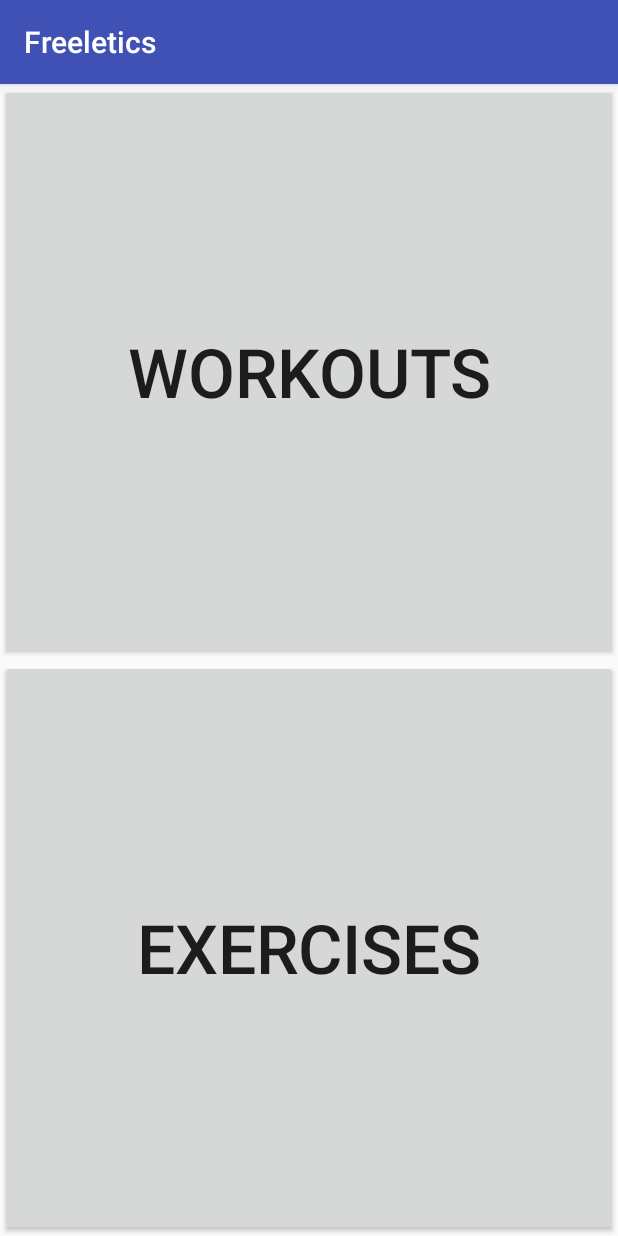
After one commit to DilyanaKirilova/Freeletics-Bodyweight, an Android app: the fragment CategoryFragment shown on its own in the app's theme, on a phone screen of 412 x 824 dp. The commit adds this screen. Run offline under Robolectric (Android 15) with nearby library versions, the phone set to English and light mode, and no system bars.

Commit message:
Facebook login & some fragments

```diff
--- a/app/src/main/AndroidManifest.xml
+++ b/app/src/main/AndroidManifest.xml
@@ -8,6 +8,9 @@
         android:label="@string/app_name"
         android:supportsRtl="true"
         android:theme="@style/AppTheme">
+        <uses-permission android:name="android.permission.INTERNET"/>
+        <meta-data android:name="com.facebook.sdk.ApplicationId" android:value="@string/facebook_app_id"/>
+
         <activity android:name=".MainActivity">
             <intent-filter>
                 <action android:name="android.intent.action.MAIN" />
@@ -15,6 +18,8 @@
                 <category android:name="android.intent.category.LAUNCHER" />
             </intent-filter>
         </activity>
+        <activity android:name=".HomeActivity"></activity>
+
     </application>
 
 </manifest>
--- /dev/null
+++ b/app/src/main/java/com/freeletics/dilyana/freeletics/CategoryFragment.java
@@ -0,0 +1,62 @@
+package com.freeletics.dilyana.freeletics;
+
+
+import android.os.Bundle;
+import android.support.v4.app.Fragment;
+import android.view.LayoutInflater;
+import android.view.View;
+import android.view.ViewGroup;
+import android.widget.Button;
+
+import com.freeletics.dilyana.freeletics.model.User;
+
+
+/**
+ * A simple {@link Fragment} subclass.
+ */
+public class CategoryFragment extends Fragment {
+
+
+    private Button workoutsButton;
+    private Button exercisesButton;
+
+
+    public interface FragmentChange{
+        public void replaceFragment(Fragment f);
+    }
+
+
+    @Override
+    public View onCreateView(LayoutInflater inflater, ViewGroup container,
+                             Bundle savedInstanceState) {
+        View root = inflater.inflate(R.layout.fragment_category, container, false);
+        workoutsButton = (Button) root.findViewById(R.id.workouts_button);
+        exercisesButton = (Button) root.findViewById(R.id.exercises_button);
+
+        workoutsButton.setOnClickListener(new View.OnClickListener() {
+            @Override
+            public void onClick(View v) {
+                //create new fragment
+                //Fragment fr=new FregmentN();
+                //interface`s instance
+                FragmentChange fc=(FragmentChange)getActivity();
+                //fc.replaceFragment(fr);
+            }
+        });
+
+        exercisesButton.setOnClickListener(new View.OnClickListener() {
+            @Override
+            public void onClick(View v) {
+                //create new fragment
+                // Fragment fr=new FregmentN();
+                //interface`s instance
+                FragmentChange fc=(FragmentChange)getActivity();
+                //method in FragmentChangeListener Interface
+                //fc.replaceFragment(fr);
+            }
+        });
+
+        return root;
+    }
+
+}
--- a/app/src/main/java/com/freeletics/dilyana/freeletics/model/User.java
+++ b/app/src/main/java/com/freeletics/dilyana/freeletics/model/User.java
@@ -63,4 +63,8 @@ public class User {
     public String getEmail() {
         return email;
     }
+
+    public String getPassword() {
+        return password;
+    }
 }
--- a/app/src/main/res/layout/activity_main.xml
+++ b/app/src/main/res/layout/activity_main.xml
@@ -10,8 +10,5 @@
     android:paddingTop="@dimen/activity_vertical_margin"
     tools:context="com.freeletics.dilyana.freeletics.MainActivity">
 
-    <TextView
-        android:layout_width="wrap_content"
-        android:layout_height="wrap_content"
-        android:text="Hello World!" />
+
 </RelativeLayout>
--- /dev/null
+++ b/app/src/main/res/layout/fragment_category.xml
@@ -0,0 +1,24 @@
+<LinearLayout xmlns:android="http://schemas.android.com/apk/res/android"
+    xmlns:tools="http://schemas.android.com/tools"
+    android:layout_width="match_parent"
+    android:layout_height="match_parent"
+    android:orientation="vertical"
+    android:gravity="center_horizontal"
+    tools:context="com.freeletics.dilyana.freeletics.CategoryFragment">
+
+    <Button
+        android:id="@+id/workouts_button"
+        android:layout_width="match_parent"
+        android:layout_height="0dp"
+        android:layout_weight="1"
+        android:text="Workouts"
+        android:textSize="45sp"
+        />
+    <Button
+        android:id="@+id/exercises_button"
+        android:layout_width="match_parent"
+        android:layout_height="0dp"
+        android:layout_weight="1"
+        android:text="Exercises"
+        android:textSize="45sp"/>
+</LinearLayout>
--- a/app/src/main/res/values/colors.xml
+++ b/app/src/main/res/values/colors.xml
@@ -1,6 +1,7 @@
 <?xml version="1.0" encoding="utf-8"?>
 <resources>
     <color name="colorPrimary">#3F51B5</color>
-    <color name="colorPrimaryDark">#303F9F</color>
+    <color name="colorPrimaryDark">#0d2f39</color>
     <color name="colorAccent">#FF4081</color>
+    <color name="workoutBackgroun">#707070</color>
 </resources>
--- a/build.gradle
+++ b/build.gradle
@@ -5,7 +5,7 @@ buildscript {
         jcenter()
     }
     dependencies {
-        classpath 'com.android.tools.build:gradle:2.2.3'
+        classpath 'com.android.tools.build:gradle:2.3.0'
 
         // NOTE: Do not place your application dependencies here; they belong
         // in the individual module build.gradle files
```
Also changed, not shown: app/build.gradle (+8 -0 lines), app/src/main/java/com/freeletics/dilyana/freeletics/FragmentLogin.java (added, +96 -0 lines), app/src/main/java/com/freeletics/dilyana/freeletics/HomeActivity.java (added, +25 -0 lines), app/src/main/java/com/freeletics/dilyana/freeletics/MainActivity.java (+20 -0 lines), app/src/main/java/com/freeletics/dilyana/freeletics/WorkoutFragment.java (added, +44 -0 lines), app/src/main/java/com/freeletics/dilyana/freeletics/model/WorkoutAdapter.java (added, +78 -0 lines), app/src/main/java/com/freeletics/dilyana/freeletics/model/actions/Workout.java (+13 -0 lines), app/src/main/res/layout/activity_home.xml (added, +12 -0 lines), app/src/main/res/layout/fragment_fragment_login.xml (added, +45 -0 lines), app/src/main/res/layout/fragment_workout.xml (added, +19 -0 lines), app/src/main/res/layout/workout_row.xml (added, +38 -0 lines), app/src/main/res/values/strings.xml (+9 -0 lines), gradle/wrapper/gradle-wrapper.properties.
